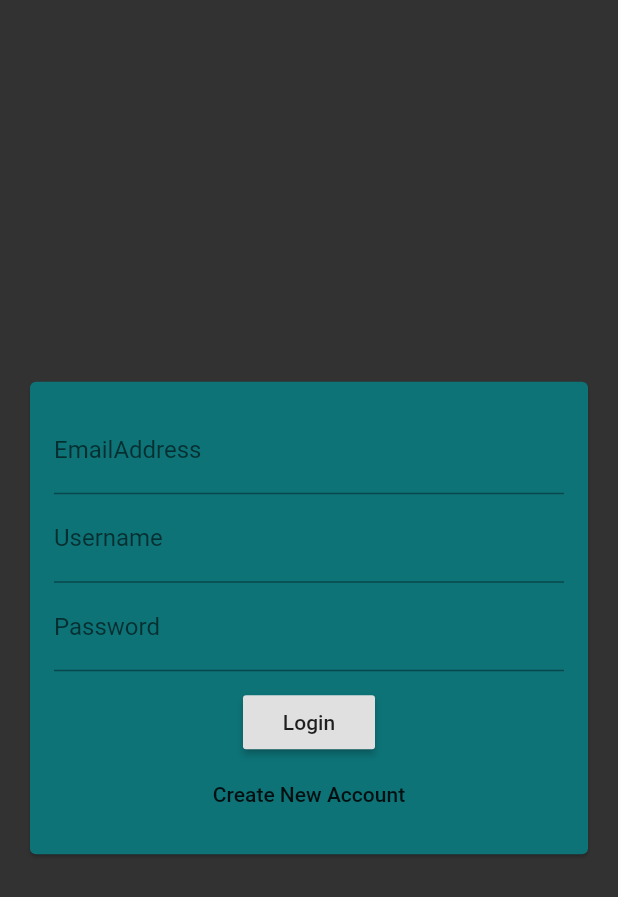
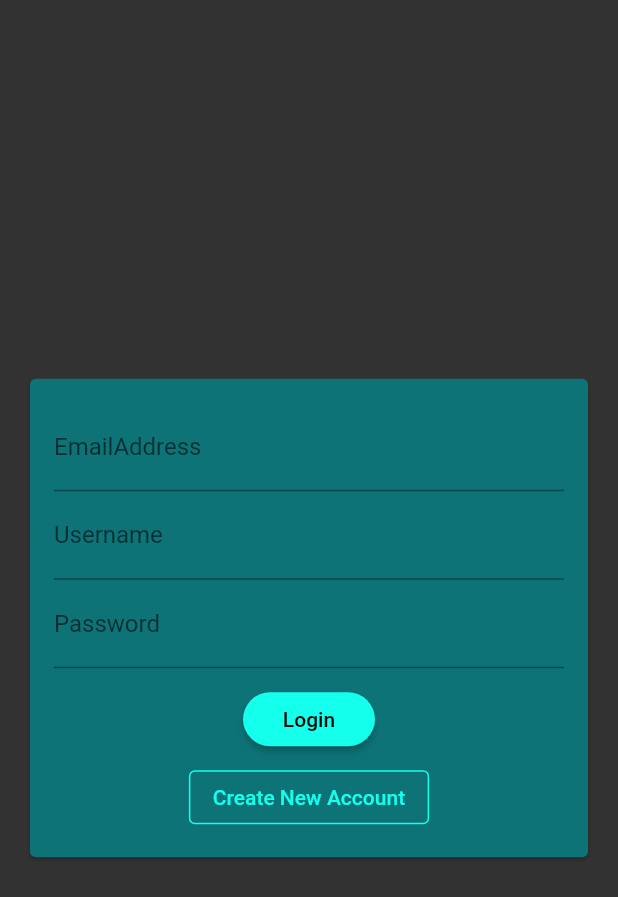
Before and after one commit to AbdulHannan-123/Chat_Application, a Flutter app: the screen it shows after launch, on a phone screen of 412 x 824 dp. Shown: the top 897 px of the screen. Run offline on Flutter 3.47's test engine with Material 2 defaults, Android fonts, the phone set to English and light mode, and no system bars; our stand-ins replace cloud_firestore, firebase_core; missing offline and left inert: dart:html; accounts and stored records are empty.

Commit message:
Editiong on theme

```diff
--- a/lib/main.dart
+++ b/lib/main.dart
@@ -29,6 +29,13 @@ class MyApp extends StatelessWidget {
                   secondary: const Color(0xff0d7377),
                   background:const Color(0xff323232)
                 ),
+          buttonTheme: ButtonTheme.of(context).copyWith(
+            buttonColor:const Color(0xff14ffec),
+            textTheme: ButtonTextTheme.primary,
+            shape: RoundedRectangleBorder(
+              borderRadius: BorderRadius.circular(20)
+            )
+          )
       ),
       home: AuthScreen(),
     );
--- a/lib/widgets/auth/auth_form.dart
+++ b/lib/widgets/auth/auth_form.dart
@@ -1,4 +1,3 @@
-
 import 'package:flutter/material.dart';
 
 class AuthForm extends StatefulWidget {
@@ -24,27 +23,33 @@ class _AuthFormState extends State<AuthForm> {
                 children: [
                   TextFormField(
                     keyboardType: TextInputType.emailAddress,
-                        decoration:const InputDecoration(
+                    decoration: const InputDecoration(
                       labelText: 'EmailAddress',
                     ),
                   ),
                   TextFormField(
-                        decoration:const InputDecoration(
-                          labelText: 'Username'
-                        )
-                      ),
+                      decoration: const InputDecoration(labelText: 'Username')),
                   TextFormField(
-                        decoration:const InputDecoration(
+                    decoration: const InputDecoration(
                       labelText: 'Password',
                     ),
                     obscureText: true,
                   ),
-                      const SizedBox(height: 10,),
+                  const SizedBox(
+                    height: 10,
+                  ),
                   RaisedButton(
-                        child: Text('Login'),
-                        onPressed: (){},
+                    child: const Text('Login'),
+                    onPressed: () {},
                   ),
-                      FlatButton(onPressed: (){}, child: Text('Create New Account'))
+                  const SizedBox(height: 4),
+                  OutlinedButton(
+                    onPressed: () {},
+                    style: OutlinedButton.styleFrom(
+                      side: BorderSide(color: Theme.of(context).colorScheme.primary)
+                    ) ,
+                    child: const Text('Create New Account'),
+                  )
                 ],
               ),
             ),
```
Lines whose indentation alone changed are shown as unchanged.
